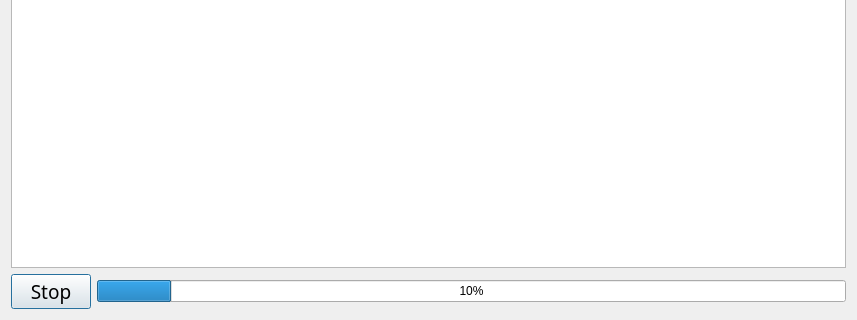
Before: the Qt Designer form dialogs/attack_dialog.ui in junron/fart-penetrator, drawn with Qt 5; both pictures show x 0 to 857 and y 453 to 773 of the 857 by 773 pixel window.
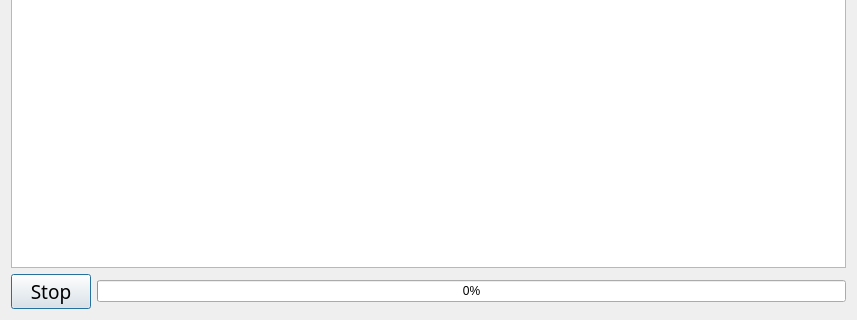
After: the same form once the commit is applied.

```diff
--- a/dialogs/attack_dialog.ui
+++ b/dialogs/attack_dialog.ui
@@ -123,7 +123,7 @@
         <bool>true</bool>
        </property>
        <property name="value">
-        <number>10</number>
+        <number>0</number>
        </property>
        <property name="textVisible">
         <bool>true</bool>
```
Left out of the diff: 2 changed lines with no effect on the pictures.
